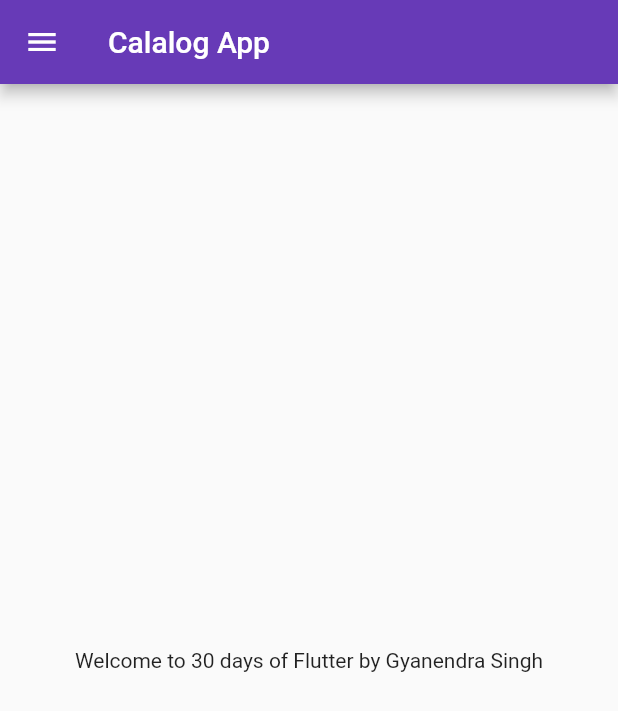
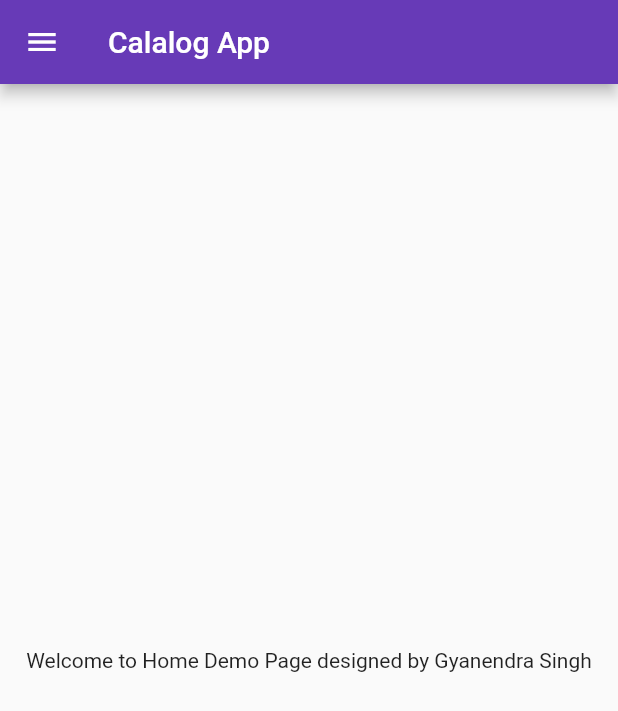
Before and after one commit to gyanendrarathour/30DaysOfFlutter, a Flutter app: the screen it shows after launch, after a tap on "Login", on a phone screen of 412 x 824 dp. Shown: the top 711 px of the screen. Run offline on Flutter 3.47's test engine with Material 2 defaults, Android fonts, the phone set to English and light mode, and no system bars; our stand-ins replace google_fonts.

Commit message:
Day 5 Completed

```diff
--- a/lib/pages/home_page.dart
+++ b/lib/pages/home_page.dart
@@ -5,13 +5,12 @@ class HomePage extends StatelessWidget {
 
   @override
   Widget build(BuildContext context) {
-    int days = 30;
     String name = 'Gyanendra Singh';
     return Scaffold(
       appBar: AppBar(
         title: const Text('Calalog App'),
       ),
-      body: Center(child: Text('Welcome to $days days of Flutter by $name')),
+      body: Center(child: Text('Welcome to Home Demo Page designed by $name')),
       drawer: const Drawer(),
     );
   }
--- a/lib/pages/login_page.dart
+++ b/lib/pages/login_page.dart
@@ -1,13 +1,19 @@
 import 'package:flutter/material.dart';
 import 'package:flutter_catalog/utils/routes.dart';
 
-class LoginPage extends StatelessWidget {
+class LoginPage extends StatefulWidget {
   const LoginPage({super.key});
 
   @override
+  State<LoginPage> createState() => _LoginPageState();
+}
+
+class _LoginPageState extends State<LoginPage> {
+  @override
   Widget build(BuildContext context) {
-    return Material(
-      child: SafeArea(
+    return SafeArea(
+      child: Material(
+        color: Colors.white,
         child: Column(
           children: [
             Image.asset(
```
